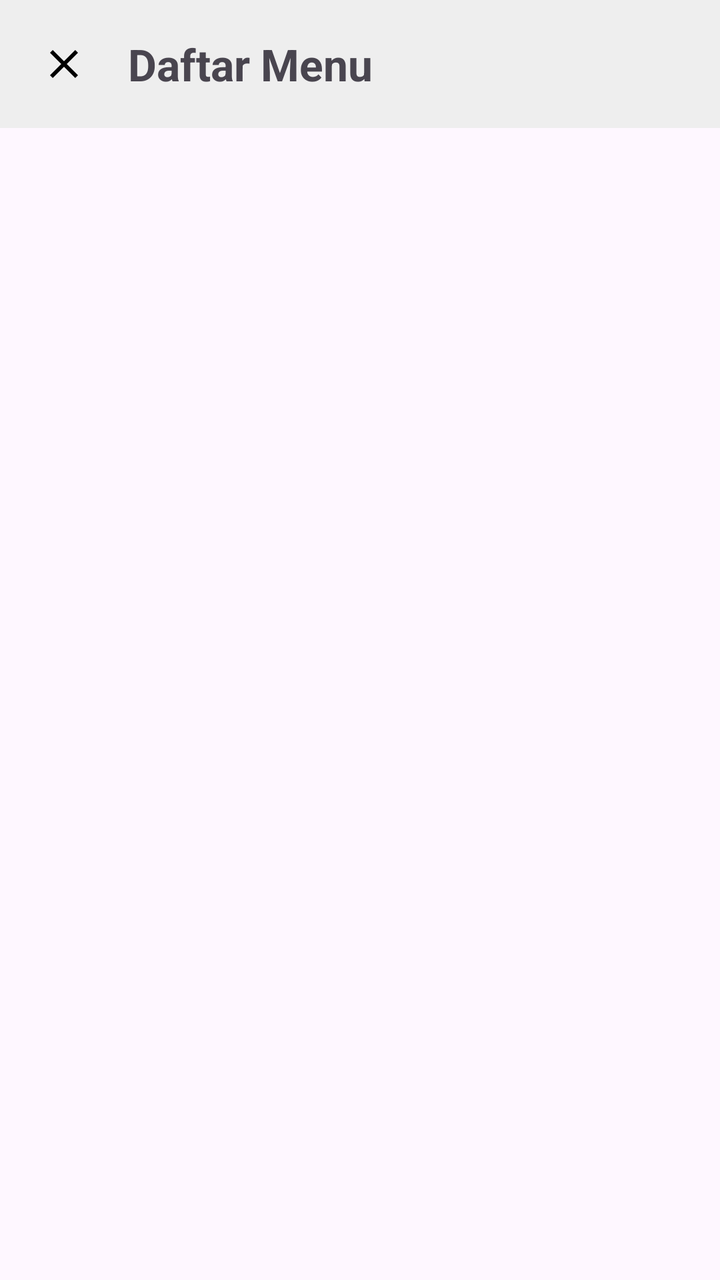
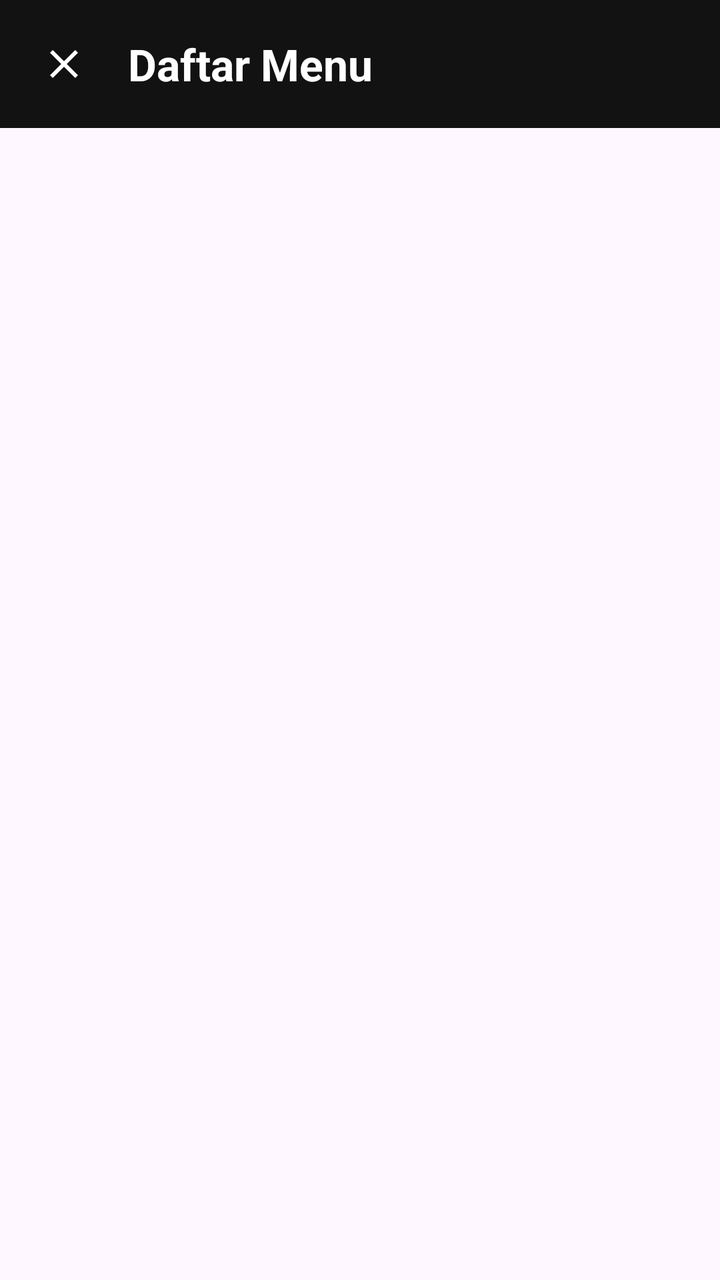

The first picture is an Android layout as it rendered before a commit; the second is the same layout after the commit. The layout source and the unified diff follow.
<!-- AndroidManifest.xml: application theme Theme.MartabakDanTerangBulan -->
<!-- res/layout/activity_menu.xml -->
<?xml version="1.0" encoding="utf-8"?>
<androidx.constraintlayout.widget.ConstraintLayout
    xmlns:android="http://schemas.android.com/apk/res/android"
    xmlns:app="http://schemas.android.com/apk/res-auto"
    android:layout_width="match_parent"
    android:layout_height="match_parent"
    android:fitsSystemWindows="true"> <LinearLayout
    android:id="@+id/headerMenu"
    android:layout_width="match_parent"
    android:layout_height="wrap_content"
    android:orientation="horizontal"
    android:gravity="center_vertical"
    android:background="#EEEEEE"
    android:padding="16dp"
    app:layout_constraintTop_toTopOf="parent">

    <ImageButton
        android:id="@+id/btnBackMenu"
        android:layout_width="32dp"
        android:layout_height="32dp"
        android:src="@drawable/ic_back_arrow"
        android:background="?attr/selectableItemBackgroundBorderless"
        app:tint="#000000" />

    <TextView
        android:id="@+id/tvKategoriTitle"
        android:layout_width="wrap_content"
        android:layout_height="wrap_content"
        android:text="Daftar Menu"
        android:textSize="22sp"
        android:textStyle="bold"
        android:layout_marginStart="16dp" />

</LinearLayout>

    <androidx.recyclerview.widget.RecyclerView
        android:id="@+id/rvMenu"
        android:layout_width="match_parent"
        android:layout_height="0dp"
        app:layout_constraintTop_toBottomOf="@id/headerMenu"
        app:layout_constraintBottom_toBottomOf="parent" />

</androidx.constraintlayout.widget.ConstraintLayout>
<!-- resources referenced by this layout -->
<resources>
  <!-- drawable ic_back_arrow (drawable) -->
  <?xml version="1.0" encoding="utf-8"?>
  <vector xmlns:android="http://schemas.android.com/apk/res/android"
      android:width="24dp"
      android:height="24dp"
      android:viewportWidth="24"
      android:viewportHeight="24"
      android:tint="#000000">
      <path
          android:fillColor="@android:color/white"
          android:pathData="M19,6.41L17.59,5 12,10.59 6.41,5 5,6.41 10.59,12 5,17.59 6.41,19 12,13.41 17.59,19 19,17.59 13.41,12z" />
  </vector>
  <style name="Theme.MartabakDanTerangBulan" parent="Base.Theme.MartabakDanTerangBulan" />
  <style name="Base.Theme.MartabakDanTerangBulan" parent="Theme.Material3.DayNight.NoActionBar">
          
          
      </style>
</resources>

<!-- the commit's change to res/layout/activity_menu.xml (unified diff, before → after) -->
@@ -4,34 +4,33 @@
     xmlns:app="http://schemas.android.com/apk/res-auto"
     android:layout_width="match_parent"
     android:layout_height="match_parent"
-    android:fitsSystemWindows="true"> <LinearLayout
-    android:id="@+id/headerMenu"
-    android:layout_width="match_parent"
-    android:layout_height="wrap_content"
-    android:orientation="horizontal"
-    android:gravity="center_vertical"
-    android:background="#EEEEEE"
-    android:padding="16dp"
-    app:layout_constraintTop_toTopOf="parent">
+    android:fitsSystemWindows="true">
 
-    <ImageButton
-        android:id="@+id/btnBackMenu"
-        android:layout_width="32dp"
-        android:layout_height="32dp"
-        android:src="@drawable/ic_back_arrow"
-        android:background="?attr/selectableItemBackgroundBorderless"
-        app:tint="#000000" />
+    <LinearLayout
+        android:id="@+id/headerMenu"
+        android:layout_width="match_parent"
+        android:layout_height="wrap_content"
+        android:orientation="horizontal"
+        android:gravity="center_vertical"
+        android:background="#121212" android:padding="16dp"
+        app:layout_constraintTop_toTopOf="parent">
 
-    <TextView
+        <ImageButton
+            android:id="@+id/btnBackMenu"
+            android:layout_width="32dp"
+            android:layout_height="32dp"
+            android:src="@drawable/ic_back_arrow"
+            android:background="?attr/selectableItemBackgroundBorderless"
+            app:tint="@color/white" /> <TextView
         android:id="@+id/tvKategoriTitle"
         android:layout_width="wrap_content"
         android:layout_height="wrap_content"
         android:text="Daftar Menu"
         android:textSize="22sp"
         android:textStyle="bold"
-        android:layout_marginStart="16dp" />
+        android:textColor="@color/white" android:layout_marginStart="16dp" />
 
-</LinearLayout>
+    </LinearLayout>
 
     <androidx.recyclerview.widget.RecyclerView
         android:id="@+id/rvMenu"
<!-- resource entries referenced after the edit -->
@@ -1,5 +1,6 @@
 <!-- resources referenced by this layout -->
 <resources>
+  <color name="white">#FFFFFFFF</color>
   <!-- drawable ic_back_arrow (drawable) -->
   <?xml version="1.0" encoding="utf-8"?>
   <vector xmlns:android="http://schemas.android.com/apk/res/android"
